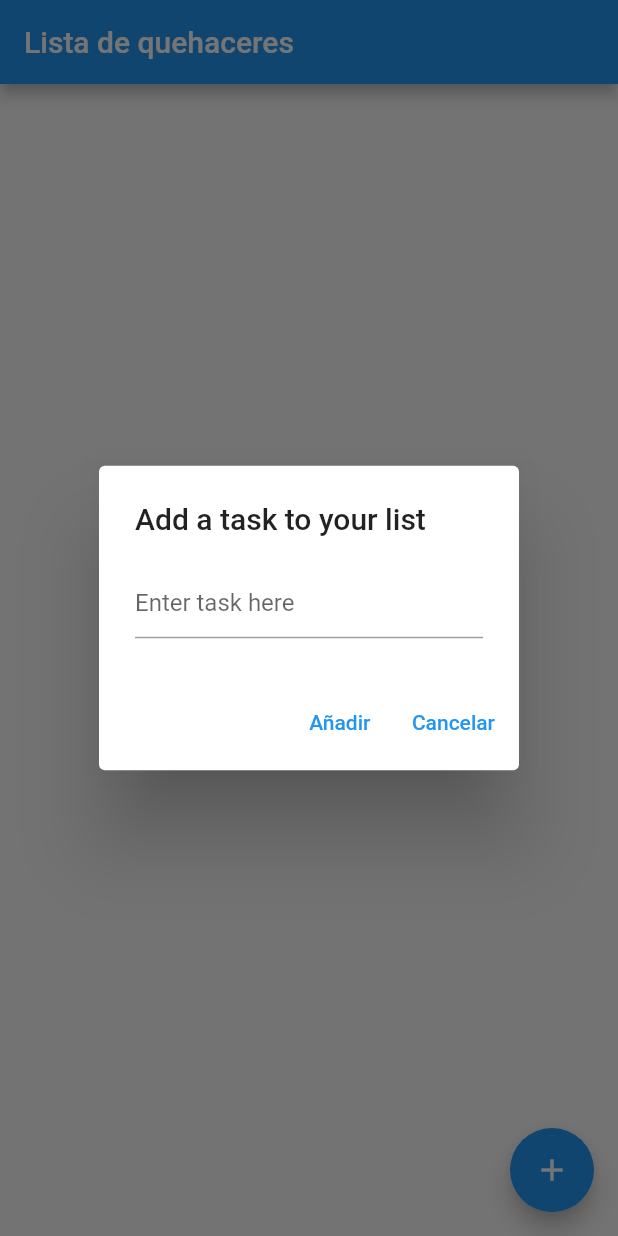
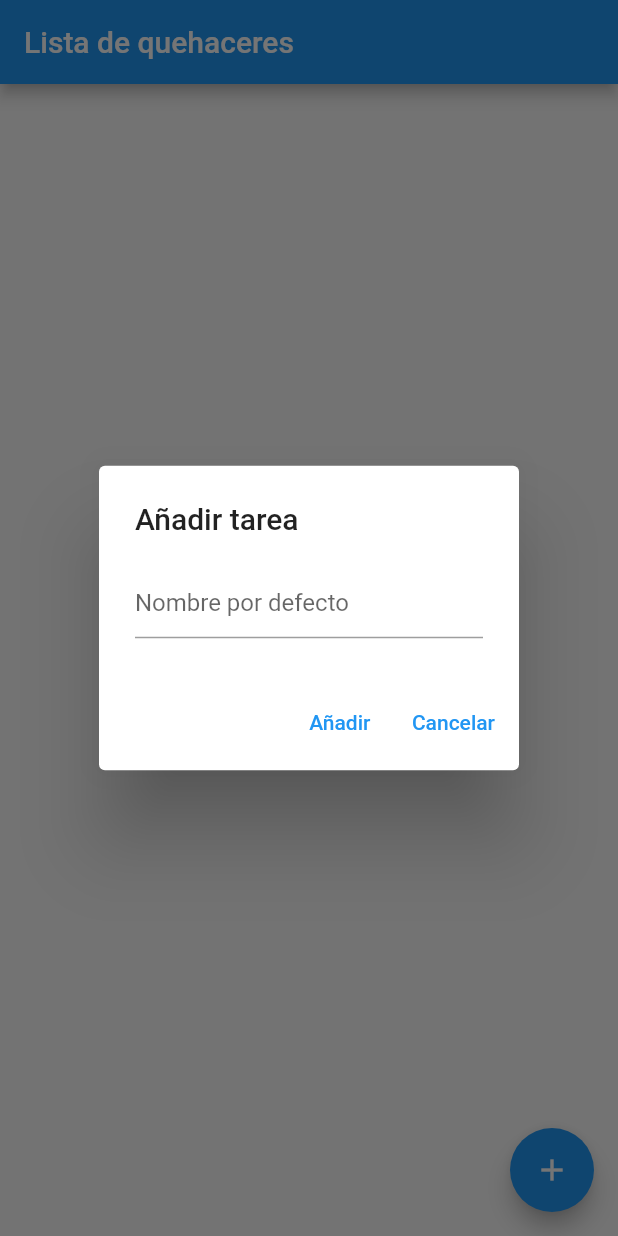
Before and after one commit to PixelPro09/raul_tadeo_todo, a Flutter app: the screen it shows after launch, after a tap on the "add" icon, on a phone screen of 412 x 824 dp. Run offline on Flutter 3.47's test engine with Material 2 defaults, Android fonts, the phone set to English and light mode, and no system bars.

```diff
--- a/lib/main.dart
+++ b/lib/main.dart
@@ -33,7 +33,7 @@ class _TodoListState extends State<TodoList> {
       body: ListView(children: _getItems()),
       floatingActionButton: FloatingActionButton(
           onPressed: () => _displayDialog(context),
-          tooltip: 'Add Item',
+          tooltip: 'Añadir item',
           child: Icon(Icons.add)),
     );
   }
@@ -61,10 +61,10 @@ class _TodoListState extends State<TodoList> {
         context: context,
         builder: (BuildContext context) {
           return AlertDialog(
-            title: const Text('Add a task to your list'),
+            title: const Text('Añadir tarea'),
             content: TextField(
               controller: _textFieldController,
-              decoration: const InputDecoration(hintText: 'Enter task here'),
+              decoration: const InputDecoration(hintText: 'Nombre por defecto'),
             ),
             actions: <Widget>[
               TextButton(
```
